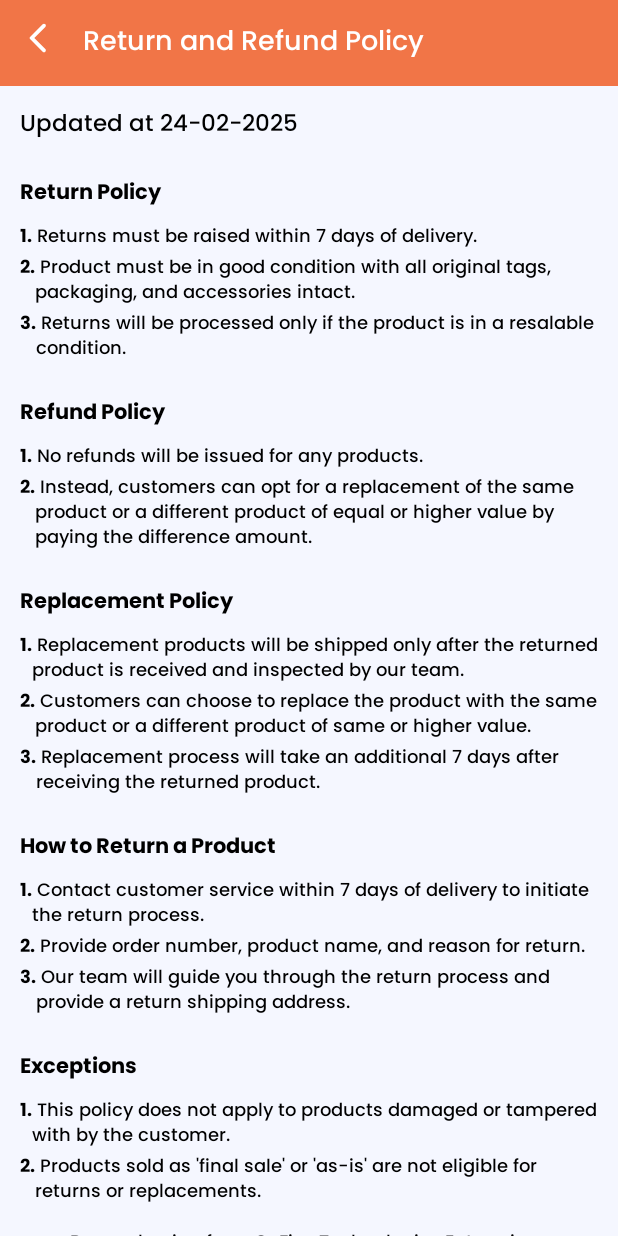
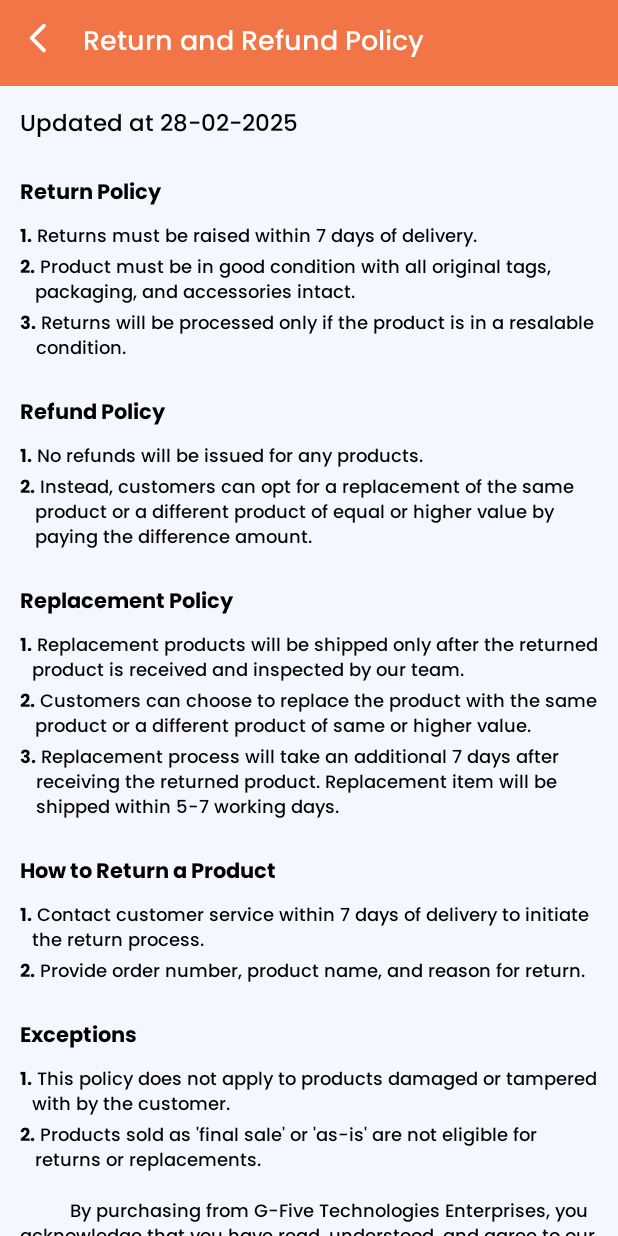
Before and after one commit to jayaprasad356/g5_app, an Android app: the fragment RefundPolicyFragment placed in its activity, on a phone screen of 412 x 824 dp. Run offline under Robolectric (Android 15) with nearby library versions, the phone set to English and light mode, and no system bars; our stand-ins replace Firebase (no records; nobody signed in at launch, a user with empty details on screens opened directly), Volley, sdp/ssp sizes; libraries missing offline, so code that uses them is left out: com.onesignal, com.onesignal.debug, com.vanniktech.emoji, com.zoho.commons, com.zoho.livechat and 1 more; network calls fail; pictures from the network do not load; 6 statements that could not run were skipped.

Commit message:
updated_return_policy

```diff
--- a/app/src/main/res/layout/fragment_refund_policy.xml
+++ b/app/src/main/res/layout/fragment_refund_policy.xml
@@ -85,7 +85,7 @@
             <TextView
                 android:layout_width="wrap_content"
                 android:layout_height="wrap_content"
-                android:text="Updated at 24-02-2025"
+                android:text="Updated at 28-02-2025"
                 android:fontFamily="@font/poppins_medium"
                 android:textSize="@dimen/_12sdp"
                 android:textColor="@color/black"/>
@@ -159,7 +159,7 @@
                     app:rtw_title=""
                     app:rtw_onNumber="3."
                     app:rtw_subTitle=""
-                    app:rtw_description="Replacement process will take an additional 7 days after receiving the returned product."
+                    app:rtw_description="Replacement process will take an additional 7 days after receiving the returned product. Replacement item will be shipped within 5-7 working days."
                     />
 
                 <com.gmwapp.slv_g5.helper.RichTestWidget
@@ -178,15 +178,6 @@
                     app:rtw_onNumber="2."
                     app:rtw_subTitle=""
                     app:rtw_description="Provide order number, product name, and reason for return."
-                    />
-
-                <com.gmwapp.slv_g5.helper.RichTestWidget
-                    android:layout_width="match_parent"
-                    android:layout_height="wrap_content"
-                    app:rtw_title=""
-                    app:rtw_onNumber="3."
-                    app:rtw_subTitle=""
-                    app:rtw_description="Our team will guide you through the return process and provide a return shipping address."
                     />
 
                 <com.gmwapp.slv_g5.helper.RichTestWidget
--- a/app/src/main/res/layout/fragment_terms_conditions.xml
+++ b/app/src/main/res/layout/fragment_terms_conditions.xml
@@ -85,7 +85,7 @@
             <TextView
                 android:layout_width="wrap_content"
                 android:layout_height="wrap_content"
-                android:text="Updated at 24-02-2025"
+                android:text="Updated at 27-02-2025"
                 android:fontFamily="@font/poppins_medium"
                 android:textSize="@dimen/_12sdp"
                 android:textColor="@color/black"/>
```
